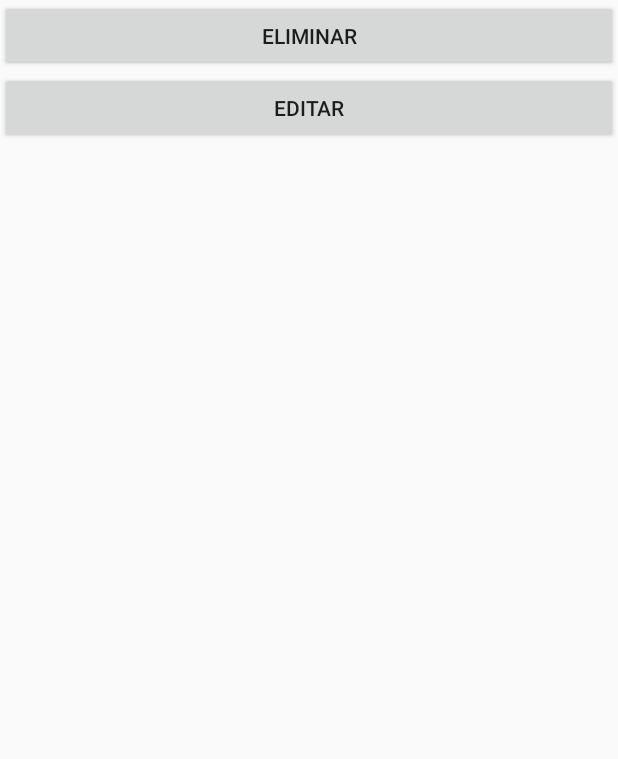
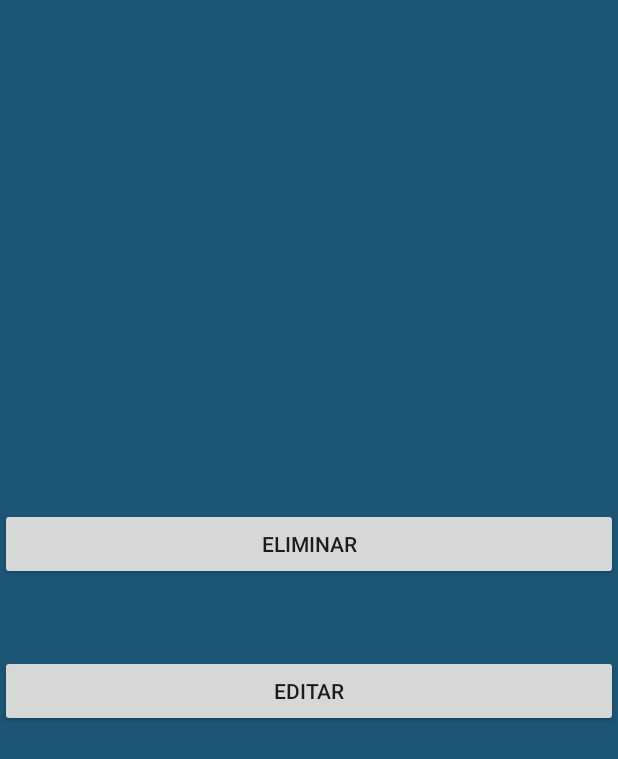
Before and after one commit to HerZar/reservas_sala, an Android app: the options screen opened directly, with no data from a screen before it, on a phone screen of 412 x 824 dp. Shown: the top 759 px of the screen. Run offline under Robolectric (Android 15) with nearby library versions, the phone set to English and light mode, and no system bars; 1 statement that could not run was skipped.

Commit message:
Version 0.2.2: Se modifico la pantalla de opciones de edicion y eliminacion. Se agrego validación sobre ingreso de datos en agregar reserva. Se modifico los colores de division de items a las listas. Se corrigio logica de reservas del dia en curso, que marcaba reservas fijas con fechas posteriores al corriente.

```diff
--- a/app/src/main/java/ar/com/eduit/reservassala/MainActivity.java
+++ b/app/src/main/java/ar/com/eduit/reservassala/MainActivity.java
@@ -51,6 +51,7 @@ public class MainActivity extends AppCompatActivity {
        //     listRes = getPosteriores(listRes);
             final ReservaAdapter resAdapter = new ReservaAdapter(listRes);
             lwReservas.setAdapter(resAdapter);
+
             lwReservas.setOnItemLongClickListener(new AdapterView.OnItemLongClickListener() {
                 @Override
                 public boolean onItemLongClick(AdapterView<?> parent, View view, int position, long id) {
--- a/app/src/main/java/ar/com/eduit/utils/ReservaAdapter.java
+++ b/app/src/main/java/ar/com/eduit/utils/ReservaAdapter.java
@@ -120,9 +120,7 @@ public class ReservaAdapter extends BaseAdapter {
         hora = hourAux + ":" + minAux;
         twHorarioFin.setText(" a " + hora);
 
-        Calendar aux;
-        aux = Calendar.getInstance();
-        if (UtilCalendar.compareDateTo(aux,reserva.getInicio())==0){
+        if (reserva.isForToday()){
             llmainl.setBackgroundColor(ContextCompat.getColor(parent.getContext(),R.color.fondo_reservas_dia));
         }
 
--- a/app/src/main/res/layout/activity_agenda_historica.xml
+++ b/app/src/main/res/layout/activity_agenda_historica.xml
@@ -27,7 +27,9 @@
                 android:layout_width="match_parent"
                 android:layout_height="wrap_content"
                 android:orientation="vertical"
-                android:layout_weight="1"/>
+                android:layout_weight="1"
+                android:divider="@color/divisor_lista_reservas"
+                android:dividerHeight="1sp"/>
 
             <Button
                 android:layout_width="match_parent"
--- a/app/src/main/res/layout/activity_agregar_reserva.xml
+++ b/app/src/main/res/layout/activity_agregar_reserva.xml
@@ -120,8 +120,10 @@
 
                 android:id="@+id/lvListaReservas"
                 android:layout_width="match_parent"
-                android:layout_height="204dp"
-                android:orientation="vertical" />
+                android:layout_height="205sp"
+                android:orientation="vertical"
+                android:divider="@color/divisor_lista_reservas"
+                android:dividerHeight="1sp"/>
         </LinearLayout>
 
     </ScrollView>
--- a/app/src/main/res/layout/activity_options.xml
+++ b/app/src/main/res/layout/activity_options.xml
@@ -3,20 +3,23 @@
     xmlns:android="http://schemas.android.com/apk/res/android"
     android:orientation="vertical"
     android:layout_width="match_parent"
-    android:layout_height="match_parent">
+    android:layout_height="match_parent"
+    android:background="@color/fondo_aplicacion"
+    android:gravity="center">
 
     <Button
         android:layout_width="match_parent"
         android:layout_height="wrap_content"
         android:text="@string/eliminar"
         android:onClick="eliminarReserva"
-        android:id="@+id/btnEliminar"/>
+        android:id="@+id/btnEliminar"
+        android:layout_marginBottom="50sp"/>
 
     <Button
         android:layout_width="match_parent"
         android:layout_height="wrap_content"
         android:text="@string/editar"
         android:onClick="editarReserva"
-        android:id="@+id/btnEditar"/>
+        android:id="@+id/btnEditar" />
 
 </LinearLayout>
--- a/app/src/main/res/values/colors.xml
+++ b/app/src/main/res/values/colors.xml
@@ -7,4 +7,6 @@
     <color name="item_text_color">#FFFFFF</color>
     <color name="text_hint_color">#AFADAD</color>
     <color name="fondo_reservas_dia">#D11D1D</color>
+    <color name="fordo_boton_add">#D11D1D</color>
+    <color name="divisor_lista_reservas">#040404</color>
 </resources>
--- a/app/src/main/res/values/strings.xml
+++ b/app/src/main/res/values/strings.xml
@@ -18,7 +18,7 @@
     <string name="title_activity_options">options</string>
     <string name="listado_reservados">Horarios Reservados a la fecha</string>
     <string name="historico">Historico</string>
-    <string name="borrar_todos">Borrar todos</string>
+    <string name="borrar_todos">Eliminar Historico</string>
     <string name="no_se_encuentran_reservas_a_la_fecha">No se encuentran reservas a la fecha.</string>
     <string name="reservado_a">Reservado a</string>
 </resources>
```
Also changed, not shown: app/src/main/java/ar/com/eduit/entities/Reserva.java (+20 -0 lines), app/src/main/java/ar/com/eduit/reservassala/AgregarReserva.java (+19 -5 lines), app/src/main/res/layout/activity_main.xml (+5 -2 lines).
